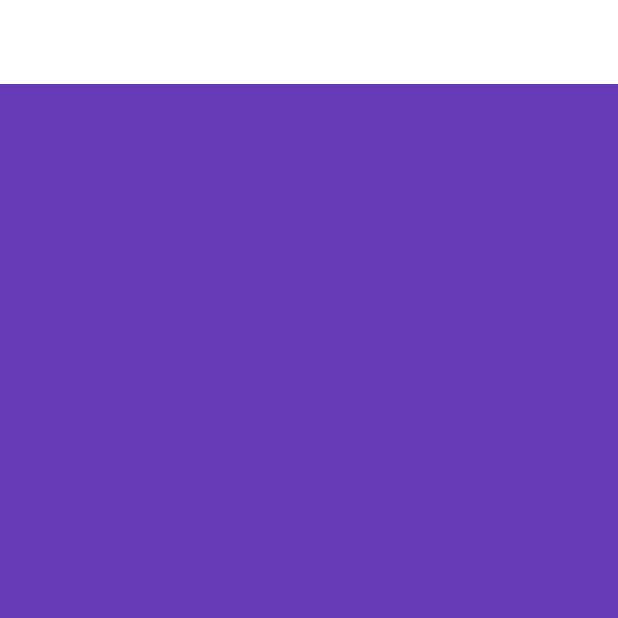
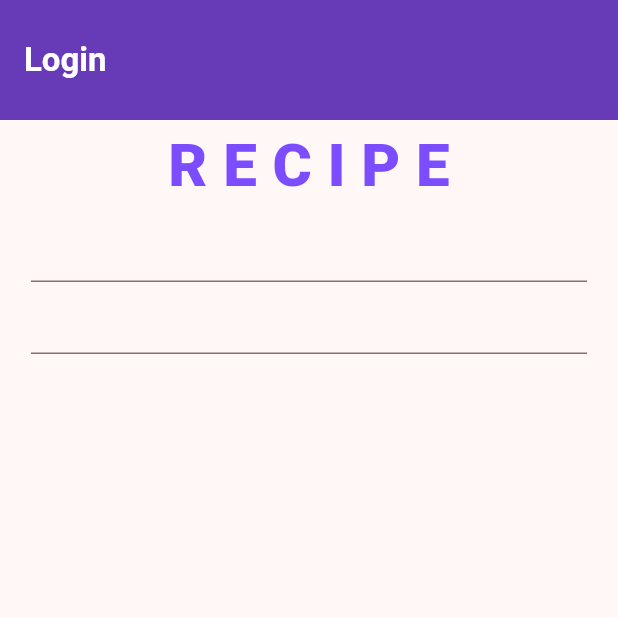
Before and after one commit to siddhu1919/Flutter-Recipe-App, a Flutter app: the screen it shows after launch, on a phone screen of 412 x 824 dp, the top half of it. Run offline on Flutter 3.47's test engine with Material 3 defaults, Android fonts, the phone set to English and light mode, and no system bars.

Commit message:
Login Page Edited 1.0

```diff
--- a/lib/main.dart
+++ b/lib/main.dart
@@ -20,10 +20,10 @@ class MyApp extends StatelessWidget {
           seedColor: Colors.deepOrange,
         ),
         useMaterial3: true,
-        appBarTheme: const AppBarTheme(
-          titleTextStyle: TextStyle(
-              color: Colors.black, fontSize: 25, fontWeight: FontWeight.bold),
-        ),
+        // appBarTheme: const AppBarTheme(
+        //   titleTextStyle: TextStyle(
+        //       color: Colors.black, fontSize: 25, fontWeight: FontWeight.bold),
+        // ),
       ),
       home: LoginPage(),
     );
--- a/lib/pages/login_page.dart
+++ b/lib/pages/login_page.dart
@@ -1,3 +1,5 @@
+// ignore_for_file: prefer_const_constructors
+
 import 'package:flutter/material.dart';
 
 class LoginPage extends StatefulWidget {
@@ -11,19 +13,59 @@ class _LoginPageState extends State<LoginPage> {
   @override
   Widget build(BuildContext context) {
     return Scaffold(
-      backgroundColor: Colors.deepPurple,
       appBar: AppBar(
-        backgroundColor: Colors.white,
+        toolbarHeight: 80,
+        // centerTitle: true,
         title: Text(
-          "",
+          "Login",
+          style: TextStyle(color: Colors.white, fontWeight: FontWeight.w600),
         ),
+        backgroundColor: Colors.deepPurple,
       ),
-      body: Center(
-        child: Text(
-          "",
-          style: TextStyle(fontSize: 200),
+      body: _buildUI(),
+    );
+  }
+
+  Widget _buildUI() {
+    return Column(
+      mainAxisSize: MainAxisSize.max,
+      mainAxisAlignment: MainAxisAlignment.start,
+      crossAxisAlignment: CrossAxisAlignment.center,
+      children: [
+        _title(),
+        _loginForm(),
+      ],
+    );
+  }
+
+  Widget _title() {
+    return Center(
+      child: Text(
+        "R E C I P E",
+        style: TextStyle(
+          height: 1.5,
+          fontSize: 40,
+          fontWeight: FontWeight.w900,
+          color: Colors.deepPurpleAccent,
         ),
       ),
     );
   }
+
+  Widget _loginForm() {
+    return SizedBox(
+      width: MediaQuery.sizeOf(context).width * 0.90,
+      height: MediaQuery.sizeOf(context).height * 0.30,
+      child: Form(
+          child: const Column(
+        children: [
+          TextField(),
+          // SizedBox(
+          //   height: 100,
+          // ),
+          TextField(),
+        ],
+      )),
+    );
+  }
 }
```
